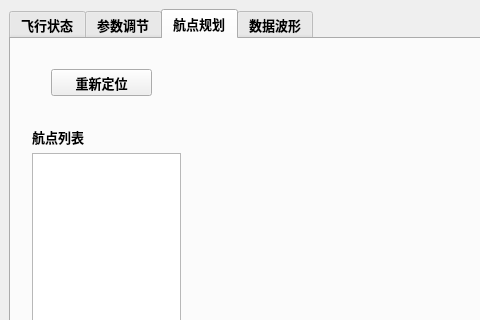
Old version of the form apm.ui in the repository icestriker/APM; both pictures show x 0 to 480 and y 0 to 320 of the 708 by 465 pixel window.
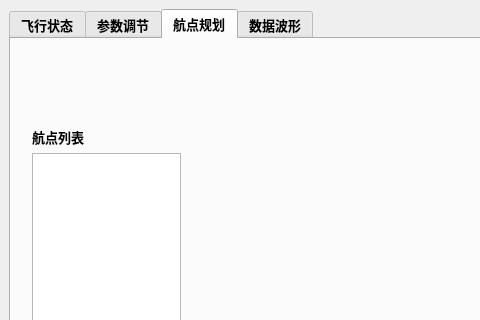
New version of the form. The open tabs and pages were chosen to show the change. Icons and pictures are not drawn. Custom widgets are drawn as their Qt base class.

Diff of the .ui file:
```diff
--- a/apm.ui
+++ b/apm.ui
@@ -216,19 +216,6 @@
        </item>
       </layout>
      </widget>
-     <widget class="QPushButton" name="locatepushButton">
-      <property name="geometry">
-       <rect>
-        <x>40</x>
-        <y>30</y>
-        <width>101</width>
-        <height>27</height>
-       </rect>
-      </property>
-      <property name="text">
-       <string>重新定位</string>
-      </property>
-     </widget>
     </widget>
     <widget class="QWidget" name="tab_4">
      <attribute name="icon">
```
Left out of the diff: 11 changed lines with no effect on the pictures.
